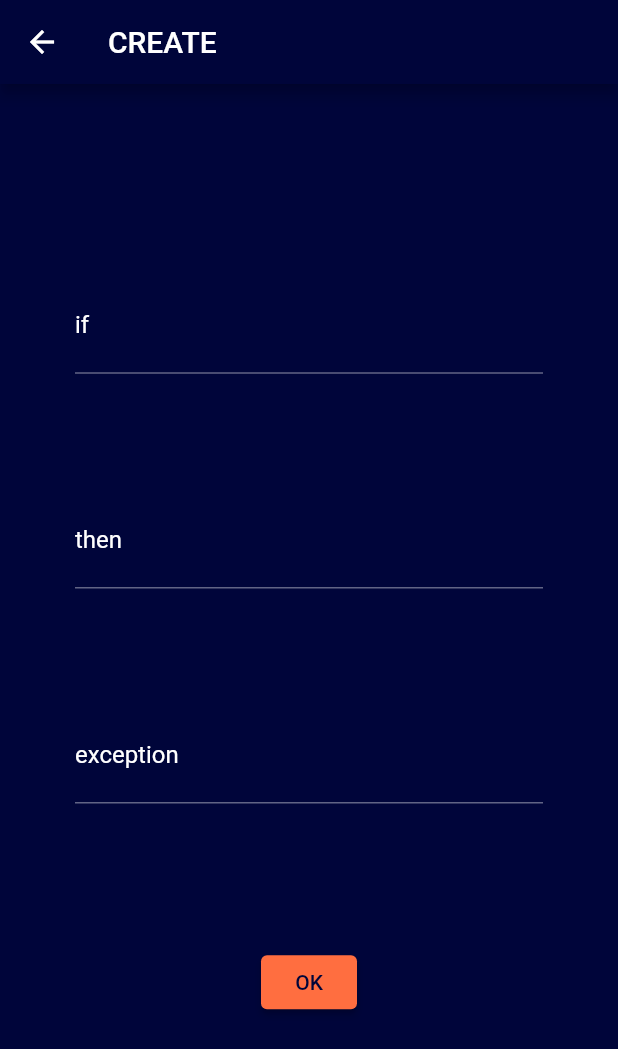
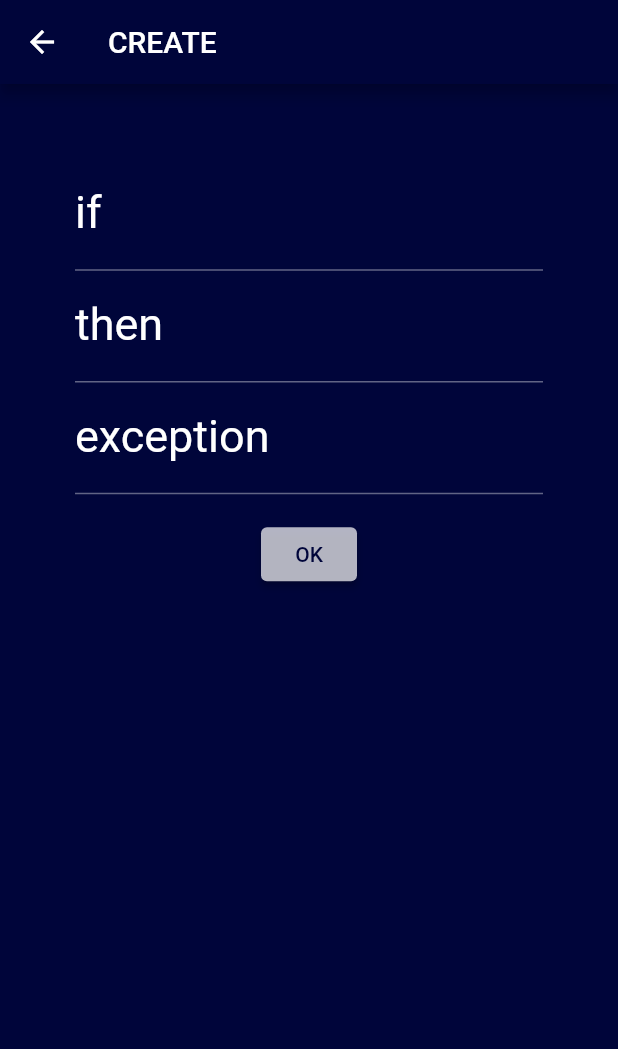
Before and after one commit to kuri-Maron/if_then_method, a Flutter app: the screen it shows after launch, after a tap on the "add" icon, on a phone screen of 412 x 824 dp. Shown: the top 1049 px of the screen. Run offline on Flutter 3.47's test engine with Material 2 defaults, Android fonts, the phone set to English and light mode, and no system bars.

Commit message:
オーバーレイプロパティで設定可能そうであるが、透過の調整方法がわからんから、諦める。

```diff
--- a/lib/create_item_page.dart
+++ b/lib/create_item_page.dart
@@ -26,6 +26,7 @@ class _CreateItemPageState extends State<CreateItemPage> {
         style: TextStyle(
           color: Colors.white,
         ),
+        child: SingleChildScrollView(
           child: Form(
             key: _formKey,
             child: Container(
@@ -91,8 +92,11 @@ class _CreateItemPageState extends State<CreateItemPage> {
                     padding: const EdgeInsets.symmetric(vertical: 16.0),
                     child: ElevatedButton(
                       style: ButtonStyle(
+                        // 透過率を設定方法は？
+                        // overlayColor:
+                        //     MaterialStateProperty.all(Colors.orangeAccent),
                         backgroundColor:
-                          MaterialStateProperty.all(Colors.deepOrangeAccent),
+                            MaterialStateProperty.all(Colors.white70),
                         foregroundColor: MaterialStateProperty.all(
                           const Color(0xff00053A),
                         ),
@@ -124,6 +128,7 @@ class _CreateItemPageState extends State<CreateItemPage> {
             ),
           ),
         ),
+      ),
     );
   }
 }
--- a/lib/main.dart
+++ b/lib/main.dart
@@ -14,6 +14,7 @@ class MyApp extends StatelessWidget {
     return MaterialApp(
       title: 'if then',
       theme: ThemeData(
+        // elevatedButtonTheme: ElevatedButtonThemeData(style: ButtonStyle()),
         // TODO: ダークテーマをベースにテキストカラーやカードバックグランドだけ、適宜スタイルカスタマイズすること
         brightness: Brightness.dark, //これでテキストカラーを白にすることも可能だが、他に影響あり
         primaryColor: const Color(0xff00053A),
@@ -31,6 +32,7 @@ class MyApp extends StatelessWidget {
           ),
           labelStyle: TextStyle(
             color: Colors.white,
+            fontSize: 30,
           ),
         ),
         // accentTextTheme: TextTheme(),
@@ -60,7 +62,7 @@ class MyHomePage extends StatefulWidget {
 
 class _MyHomePageState extends State<MyHomePage> {
   // var _items = List<String>.generate(3, (i) => "$i");
-  var _items = List<IfThenCard>.generate(2, (i) {
+  var _items = List<IfThenCard>.generate(5, (i) {
     return IfThenCard(
       ifText: 'hoge',
       thenText: 'fuga',
@@ -79,17 +81,12 @@ class _MyHomePageState extends State<MyHomePage> {
         title: Text(widget.title),
       ),
       body: ListView.builder(
-        // itemExtent: 50, //指定の高さをもたせる？
-        itemCount: _items.length,
+        shrinkWrap: true,
+        itemCount: _items.length + 1,
         itemBuilder: (context, index) {
-          return _items[index];
-          // return IfthenCard(
-          //   // items: _items,
-          //   ifText: 'hoge',
-          //   thenText: 'fuga',
-          //   exceptionText: 'bar',
-          //   index: index,
-          // );
+          return index != _items.length
+              ? _items[index]
+              : SizedBox(width: 1, height: 65); // FABの下のテキストが見えなくなるのを防ぐ
         },
       ),
       floatingActionButton: FloatingActionButton(
@@ -99,11 +96,13 @@ class _MyHomePageState extends State<MyHomePage> {
             context,
             MaterialPageRoute(builder: (context) => CreateItemPage()),
           );
-          setState(() {
-            _items.add(item);
-          });
+          if (item != null)
+            setState(() {
+              _items.add(item);
+            });
         },
-        backgroundColor: const Color(0xff32397C),
+        // backgroundColor: const Color(0xff32397C),
+        backgroundColor: Colors.pink,
         tooltip: 'CREATE',
         child: Icon(Icons.add),
       ),
```
Lines whose indentation alone changed are shown as unchanged.
